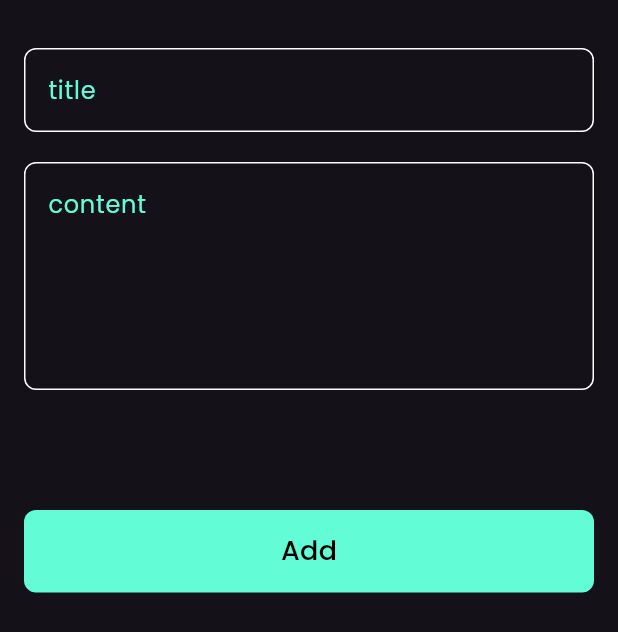
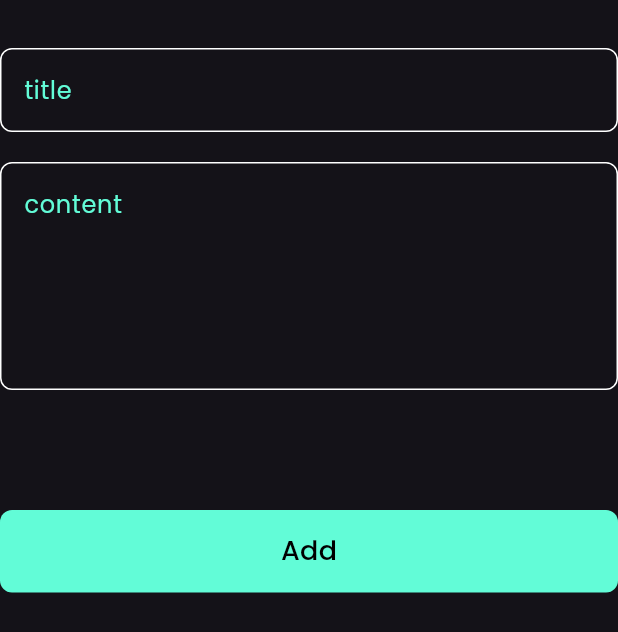
Before and after one commit to el3oss1/notes_app, a Flutter app: the AddNotesBottomSheet widget shown alone on an empty page, opened directly, on a phone screen of 412 x 824 dp. Shown: the top 632 px of the screen. Run offline on Flutter 3.47's test engine with Material 3 defaults, Android fonts, the phone set to English and light mode, and no system bars; our stand-ins replace bloc, flutter_bloc, font_awesome_flutter, hive, hive_flutter; accounts and stored records are empty.

```diff
--- a/lib/view/widgets/add_notes_bottom_sheet.dart
+++ b/lib/view/widgets/add_notes_bottom_sheet.dart
@@ -1,6 +1,5 @@
 import 'package:flutter/cupertino.dart';
 import 'package:flutter_bloc/flutter_bloc.dart';
-import 'package:modal_progress_hud_nsn/modal_progress_hud_nsn.dart';
 import 'package:notes_app/cubits/add_note_cubit/add_note_cubit.dart';
 
 import 'add_note_form.dart';
@@ -15,8 +14,8 @@ class AddNotesBottomSheet extends StatefulWidget {
 class _AddNotesBottomSheetState extends State<AddNotesBottomSheet> {
   @override
   Widget build(BuildContext context) {
-    return Padding(
-      padding: EdgeInsets.symmetric(horizontal: 16.0),
+    return BlocProvider(
+      create: (context) => AddNoteCubit(),
       child: BlocConsumer<AddNoteCubit, AddNoteState>(
         listener: (context, state) {
           if (state is AddNoteFailure) {
@@ -29,7 +28,12 @@ class _AddNotesBottomSheetState extends State<AddNotesBottomSheet> {
         builder: (context, state) {
           return AbsorbPointer(
             absorbing: state is AddNoteLoading ? true : false,
-            child: const SingleChildScrollView(child: AddNoteForm()),
+            child: Padding(
+              padding: EdgeInsets.only(
+                bottom: MediaQuery.of(context).viewInsets.bottom,
+              ),
+              child: const SingleChildScrollView(child: AddNoteForm()),
+            ),
           );
         },
       ),
--- a/lib/view/widgets/notes_view_body.dart
+++ b/lib/view/widgets/notes_view_body.dart
@@ -11,7 +11,7 @@ class NotesViewBody extends StatelessWidget {
       padding: const EdgeInsets.symmetric(horizontal: 12),
       child: const Column(
         children: [
-          SizedBox(height: 50,),
+          SizedBox(height: 50),
           CustomAppBar(title: 'Notes', icon: Icons.check),
           Expanded(child: NotesListView()),
         ],
```
Also changed, not shown: lib/cubits/add_note_cubit/add_note_cubit.dart (+2 -7 lines), lib/cubits/note_cubit/note_cubit.dart (+14 -1 lines), lib/cubits/note_cubit/note_state.dart (+14 -0 lines), lib/view/notes_view.dart (+8 -2 lines).
